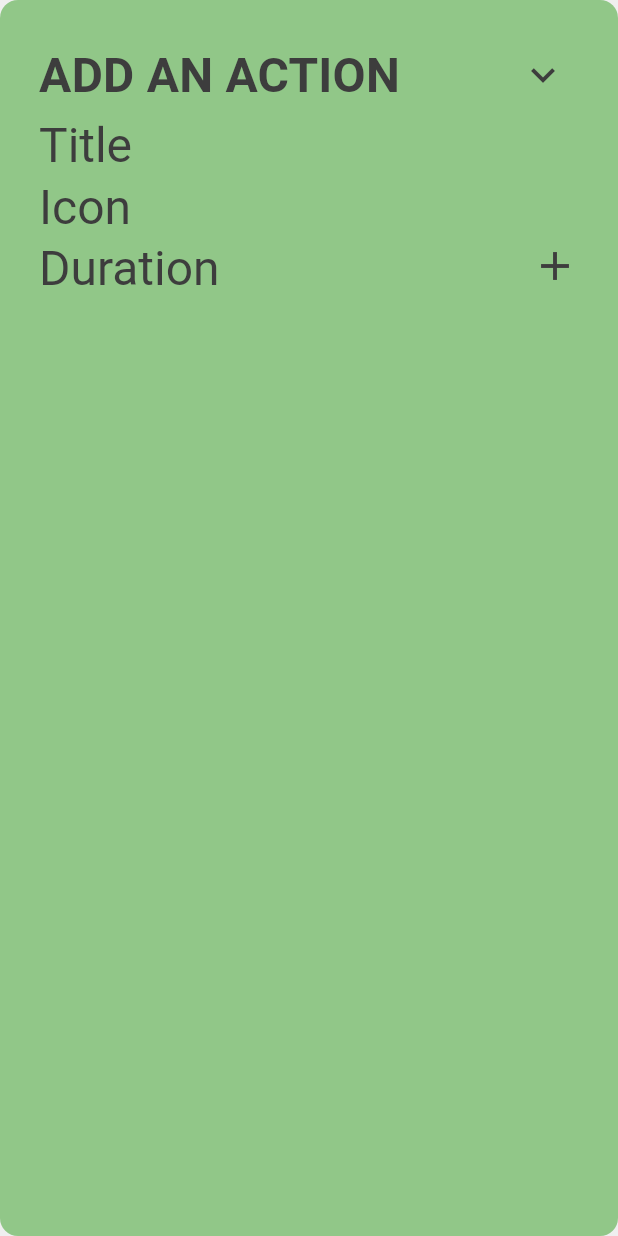
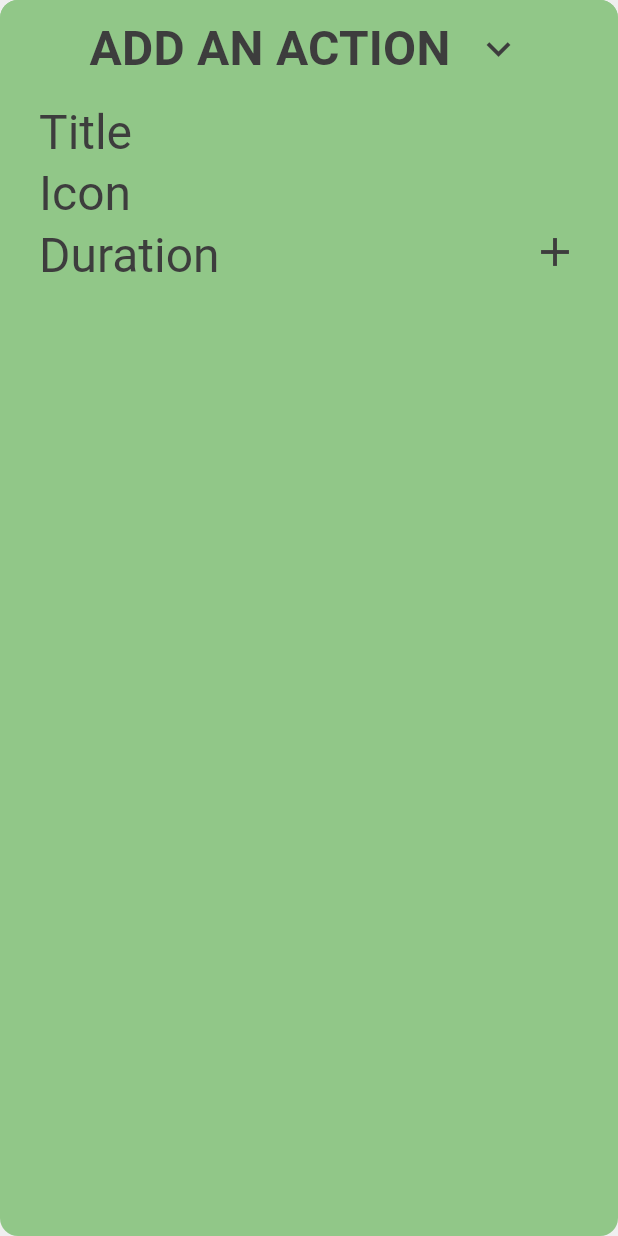
Before and after one commit to Whackerfin/Timely, a Flutter app: the ActionsForm widget shown alone on an empty page, opened directly with empty values, on a phone screen of 412 x 824 dp. Run offline on Flutter 3.47's test engine with Material 3 defaults, Android fonts, the phone set to English and light mode, and no system bars; our stand-ins replace google_fonts.

Commit message:
Fix animated button issue

```diff
--- a/lib/widgets/add_form.dart
+++ b/lib/widgets/add_form.dart
@@ -6,28 +6,57 @@ class ActionsForm extends StatelessWidget {
   @override
   Widget build(BuildContext context) {
     return Container(
-        padding: EdgeInsets.all(26.0),
+        padding: EdgeInsets.only(bottom: 26.0),
         decoration: BoxDecoration(
             color: Theme.of(context).colorScheme.secondary,
             borderRadius: BorderRadius.circular(12.0)),
         child: Column(children: [
-          Row(mainAxisAlignment: MainAxisAlignment.spaceBetween, children: [
-            Text("ADD AN ACTION ",
-                style: Theme.of(context).textTheme.titleMedium),
-            IconButton(
+          SizedBox(
+              width: double.infinity,
+              height: 65.0,
+              child: TextButton.icon(
+                style: ButtonStyle(
+                  shape: WidgetStateProperty.all<RoundedRectangleBorder>(
+                      RoundedRectangleBorder(
+                          borderRadius: BorderRadius.only(
+                              topLeft: Radius.circular(12.0),
+                              topRight: Radius.circular(12.0),
+                              bottomLeft: Radius.zero,
+                              bottomRight: Radius.zero))),
+                  backgroundColor: WidgetStateProperty.resolveWith<Color?>(
+                    (Set<WidgetState> states) {
+                      if (states.contains(WidgetState.pressed)) {
+                        return Theme.of(context)
+                            .colorScheme
+                            .secondary
+                            .withAlpha(180);
+                      }
+                      return Theme.of(context)
+                          .colorScheme
+                          .secondary; // Use the component's default.
+                    },
+                  ),
+                ),
                 onPressed: onPressed,
+                iconAlignment: IconAlignment.end,
                 icon: Icon(Icons.keyboard_arrow_down,
                     color: Theme.of(context).colorScheme.onSecondary,
-                    size: 32.0)),
-          ]),
-          Row(children: [
+                    size: 32.0),
+                label: Text("ADD AN ACTION ",
+                    style: Theme.of(context).textTheme.titleMedium),
+              )),
+          Padding(
+              padding: EdgeInsets.symmetric(horizontal: 26.0),
+              child: Row(children: [
                 Expanded(
                     child: Column(
                   crossAxisAlignment: CrossAxisAlignment.start,
                   children: [
-                Text("Title", style: Theme.of(context).textTheme.titleLarge),
+                    Text("Title",
+                        style: Theme.of(context).textTheme.titleLarge),
                     Text("Icon", style: Theme.of(context).textTheme.titleLarge),
-                Text("Duration", style: Theme.of(context).textTheme.titleLarge),
+                    Text("Duration",
+                        style: Theme.of(context).textTheme.titleLarge),
                   ],
                 )),
                 Container(
@@ -39,7 +68,7 @@ class ActionsForm extends StatelessWidget {
                       Icons.add,
                       color: Theme.of(context).colorScheme.onSecondary,
                     ))
-          ])
+              ]))
         ]));
   }
 }
```
Lines whose indentation alone changed are shown as unchanged.
